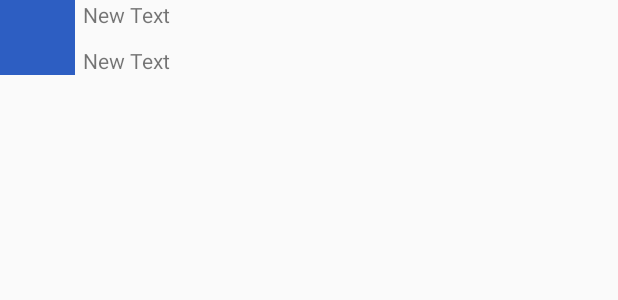
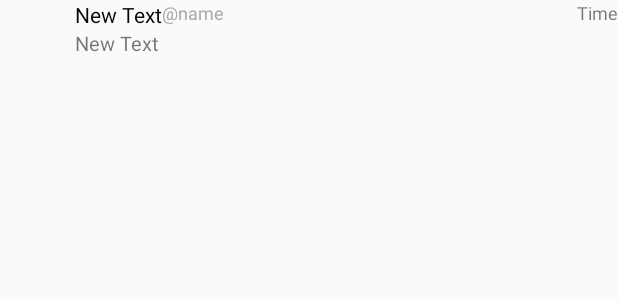
Before and after one commit to KemleyNieva/Twitter, an Android app: the layout item_tweet.xml on its own in the app's theme, with its tools: preview values and no code run, on a phone screen of 412 x 824 dp. Shown: the top 300 px of the screen. Run offline under Robolectric (Android 15) with nearby library versions, the phone set to English and light mode, and no system bars.

Commit message:
Composing tweet but not posting

```diff
--- a/app/build.gradle
+++ b/app/build.gradle
@@ -37,4 +37,5 @@ dependencies {
     compile 'com.michaelpardo:activeandroid:3.1.0-SNAPSHOT'
     //For sliding tab
     compile 'com.astuetz:pagerslidingtabstrip:1.0.1'
+
 }
--- a/app/src/main/AndroidManifest.xml
+++ b/app/src/main/AndroidManifest.xml
@@ -49,6 +49,7 @@
         </activity>
         <activity android:name=".TimelineActivity" />
         <activity android:name=".ProfileActivity"></activity>
+        <activity android:name=".ComposeActivity"></activity>
     </application>
 
 </manifest>
--- a/app/src/main/java/com/codepath/apps/restclienttemplate/ProfileActivity.java
+++ b/app/src/main/java/com/codepath/apps/restclienttemplate/ProfileActivity.java
@@ -68,9 +68,12 @@ public class ProfileActivity extends AppCompatActivity {
         TextView tvTagLine = (TextView) findViewById(R.id.tvTagLine);
         TextView tvFollowers = (TextView) findViewById(R.id.tvFollowers);
         TextView tvFollowing = (TextView) findViewById(R.id.tvFollowing);
+        TextView tvUsername = (TextView) findViewById(R.id.tvAtname);
         ImageView ivProfileImage = (ImageView) findViewById(R.id.ivProfileImage);
         tvName.setText(user.getName());
         tvTagLine.setText(user.getTagline());
+        Log.d("ProfileActivity", user.getScreenName());
+        tvUsername.setText("@"+user.getScreenName());
         tvFollowers.setText(user.getFollowersCount() + " Following");
         tvFollowing.setText(user.getFollowingsCount() + " Followers");
         Picasso.with(this).load(user.getProfileImportUrl()).into(ivProfileImage);
--- a/app/src/main/res/layout/item_tweet.xml
+++ b/app/src/main/res/layout/item_tweet.xml
@@ -7,12 +7,10 @@
         android:layout_width="50dp"
         android:layout_height="50dp"
         android:id="@+id/ivProfileImage"
+        android:padding="10dp"
         android:layout_alignParentTop="true"
         android:layout_alignParentLeft="true"
-        android:layout_alignParentStart="true"
-        android:background="#2d5ec2"
-        android:padding="10dp"
-        android:layout_marginRight="5dp" />
+        android:layout_alignParentStart="true" />
 
     <TextView
         android:layout_width="wrap_content"
@@ -21,14 +19,41 @@
         android:id="@+id/tvUserName"
         android:layout_alignParentTop="true"
         android:layout_toRightOf="@+id/ivProfileImage"
-        android:layout_toEndOf="@+id/ivProfileImage" />
+        android:layout_toEndOf="@+id/ivProfileImage"
+        android:textColor="#060606"
+        android:textSize="14sp" />
 
     <TextView
         android:layout_width="wrap_content"
         android:layout_height="wrap_content"
         android:text="New Text"
         android:id="@+id/tvBody"
-        android:layout_alignBottom="@+id/ivProfileImage"
-        android:layout_toRightOf="@+id/ivProfileImage"
-        android:layout_toEndOf="@+id/ivProfileImage" />
+        android:maxLines="2"
+        android:ellipsize="end"
+        android:layout_below="@+id/tvUserName"
+        android:layout_alignLeft="@+id/tvUserName"
+        android:layout_alignStart="@+id/tvUserName"
+        android:textSize="13sp" />
+
+    <TextView
+        android:layout_width="wrap_content"
+        android:layout_height="wrap_content"
+        android:text="@string/names"
+        android:id="@+id/tvName"
+        android:layout_alignParentTop="true"
+        android:layout_toRightOf="@+id/tvUserName"
+        android:layout_toEndOf="@+id/tvUserName"
+        android:textColor="#aba8a8"
+        android:textSize="12sp" />
+
+    <TextView
+        android:layout_width="wrap_content"
+        android:layout_height="wrap_content"
+        android:text="@string/time"
+        android:id="@+id/tvTime"
+        android:layout_alignParentTop="true"
+        android:layout_alignParentRight="true"
+        android:layout_alignParentEnd="true"
+        android:textSize="12sp" />
+
 </RelativeLayout>
--- a/app/src/main/res/values/strings.xml
+++ b/app/src/main/res/values/strings.xml
@@ -3,5 +3,8 @@
 
     <string name="app_name">SimpleTweets</string>
     <string name="login_label">Connect to Twitter</string>
+    <string name="name">\@name</string>
+    <string name="names">\@name</string>
+    <string name="time">Time</string>
 
 </resources>
```
Also changed, not shown: app/src/main/java/com/codepath/apps/restclienttemplate/ComposeActivity.java (added, +73 -0 lines), app/src/main/java/com/codepath/apps/restclienttemplate/TimelineActivity.java (+18 -2 lines), app/src/main/java/com/codepath/apps/restclienttemplate/TweetsArrayAdapter.java (+32 -2 lines), app/src/main/java/com/codepath/apps/restclienttemplate/TwitterClient.java (+9 -0 lines), app/src/main/res/layout/activity_compose.xml (added, +26 -0 lines), app/src/main/res/layout/activity_profile.xml (+62 -20 lines), app/src/main/res/menu/menu_timeline.xml (+8 -0 lines), app/src/main/res/drawable-hdpi/ic_compose.png (added), app/src/main/res/drawable-mdpi/ic_compose.png (added), app/src/main/res/drawable-xhdpi/ic_compose.png (added), app/src/main/res/drawable-xxhdpi/ic_compose.png (added).
